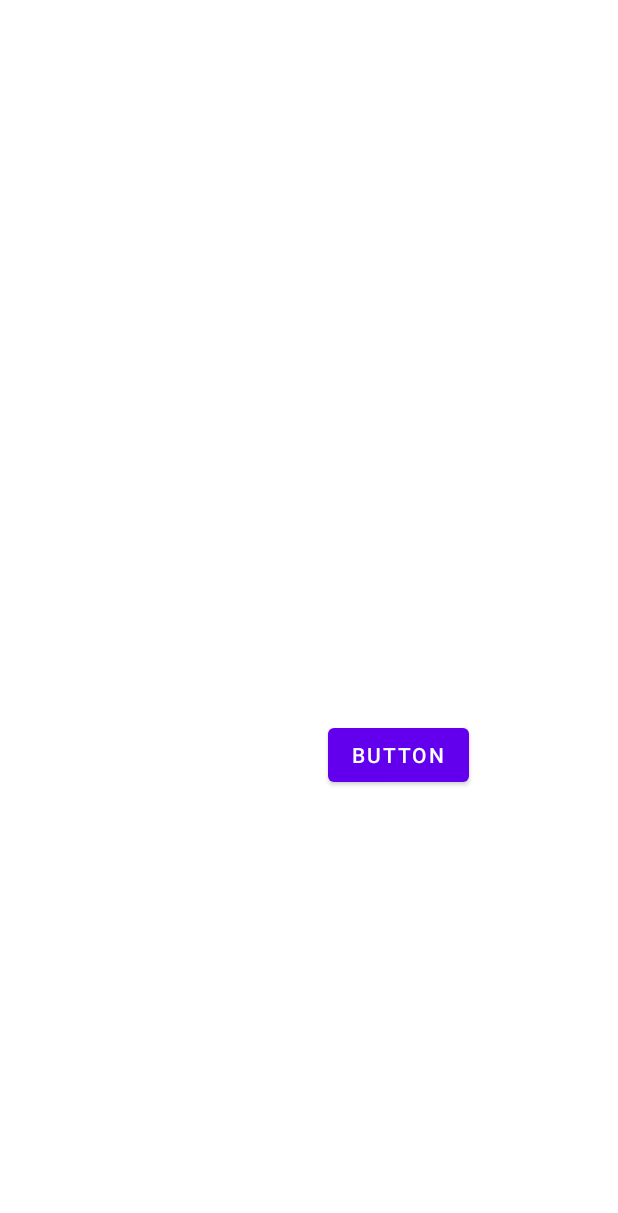
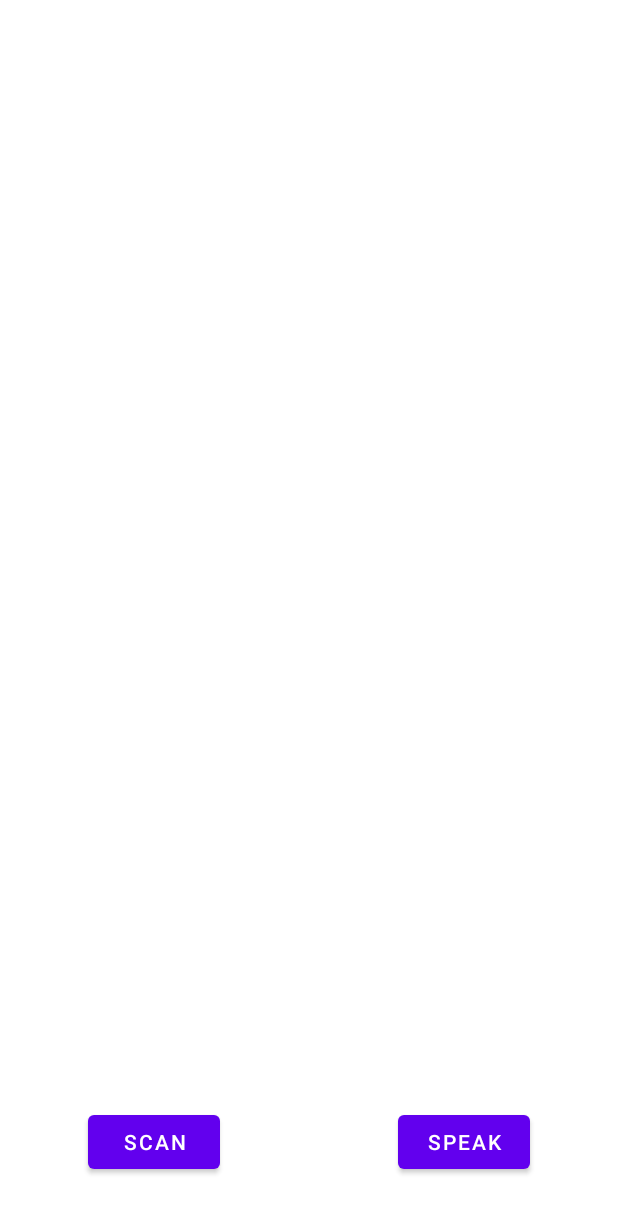
Before and after one commit to AdamJCrawford/Scan-to-Speech, an Android app: the layout fragment_camera.xml on its own in the app's theme, with its tools: preview values and no code run, on a phone screen of 412 x 824 dp. Shown: the top 1213 px of the screen. Run offline under Robolectric (Android 15) with nearby library versions, the phone set to English and light mode, and no system bars.

Commit message:
Fixed fragment view and added identifying features to camera and settings fragments

```diff
--- a/scan-to-speech/app/src/main/res/layout/activity_main.xml
+++ b/scan-to-speech/app/src/main/res/layout/activity_main.xml
@@ -31,8 +31,8 @@
     <fragment
         android:id="@+id/nav_host_fragment_activity_main"
         android:name="androidx.navigation.fragment.NavHostFragment"
-        android:layout_width="288dp"
-        android:layout_height="428dp"
+        android:layout_width="match_parent"
+        android:layout_height="match_parent"
         app:defaultNavHost="true"
         app:layout_constraintBottom_toTopOf="@id/nav_view"
         app:layout_constraintHorizontal_bias="0.495"
--- a/scan-to-speech/app/src/main/res/layout/fragment_camera.xml
+++ b/scan-to-speech/app/src/main/res/layout/fragment_camera.xml
@@ -21,15 +21,31 @@
         app:layout_constraintTop_toTopOf="parent" />
 
     <Button
-        android:id="@+id/button3"
+        android:id="@+id/scan_button"
         android:layout_width="wrap_content"
         android:layout_height="wrap_content"
-        android:layout_marginBottom="176dp"
-        android:text="Button"
+        android:layout_marginStart="48dp"
+        android:layout_marginTop="24dp"
+        android:layout_marginEnd="108dp"
+        app:layout_constraintBottom_toBottomOf="parent"
+        app:layout_constraintEnd_toStartOf="@+id/speak_button"
+        app:layout_constraintStart_toStartOf="parent"
+        app:layout_constraintTop_toTopOf="parent"
+        app:layout_constraintVertical_bias="0.949"
+        tools:text="@string/button_scan" />
+
+    <Button
+        android:id="@+id/speak_button"
+        android:layout_width="wrap_content"
+        android:layout_height="wrap_content"
+        android:layout_marginTop="24dp"
+        android:layout_marginEnd="48dp"
         app:layout_constraintBottom_toBottomOf="parent"
         app:layout_constraintEnd_toEndOf="parent"
-        app:layout_constraintHorizontal_bias="0.687"
-        app:layout_constraintStart_toStartOf="parent"
-        app:layout_constraintTop_toBottomOf="@+id/text_camera"
-        app:layout_constraintVertical_bias="0.29" />
+        app:layout_constraintHorizontal_bias="0.899"
+        app:layout_constraintStart_toEndOf="@+id/scan_button"
+        app:layout_constraintTop_toTopOf="parent"
+        app:layout_constraintVertical_bias="0.949"
+        tools:text="@string/button_speak" />
+
 </androidx.constraintlayout.widget.ConstraintLayout>
--- a/scan-to-speech/app/src/main/res/layout/fragment_settings.xml
+++ b/scan-to-speech/app/src/main/res/layout/fragment_settings.xml
@@ -15,7 +15,8 @@
         android:textSize="20sp"
         app:layout_constraintEnd_toEndOf="parent"
         app:layout_constraintStart_toStartOf="parent"
-        app:layout_constraintTop_toTopOf="parent" />
+        app:layout_constraintTop_toTopOf="parent"
+        tools:text="@string/title_volume" />
 
     <SeekBar
         android:id="@+id/seekBar"
@@ -43,6 +44,7 @@
         app:layout_constraintEnd_toEndOf="parent"
         app:layout_constraintHorizontal_bias="0.135"
         app:layout_constraintStart_toStartOf="parent"
-        app:layout_constraintTop_toBottomOf="@+id/seekBar" />
+        app:layout_constraintTop_toBottomOf="@+id/seekBar"
+        tools:text="@string/title_Option2" />
 
 </androidx.constraintlayout.widget.ConstraintLayout>
--- a/scan-to-speech/app/src/main/res/values/strings.xml
+++ b/scan-to-speech/app/src/main/res/values/strings.xml
@@ -10,5 +10,9 @@
     <string name="title_volume">Volume</string>
     <string name="title_Option2">Option</string>
 
+    <!-- Camera Buttons -->
+    <string name="button_scan">Scan</string>
+    <string name="button_speak">Speak</string>
+
 
 </resources>
```
Also changed, not shown: scan-to-speech/app/src/main/res/layout/fragment_gallery.xml (+9 -9 lines).
